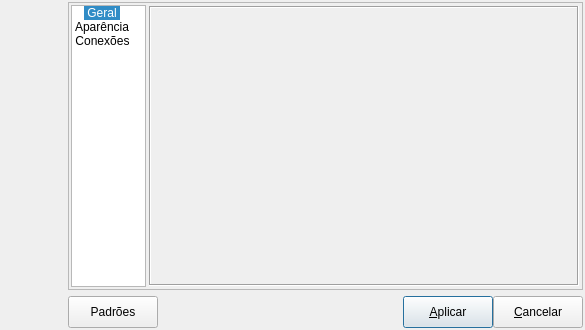
The window that pgmodeler_ui/ui/formconfiguracao.ui (erdincay/pgmodeler-old) describes before a commit, drawn with Qt 5.
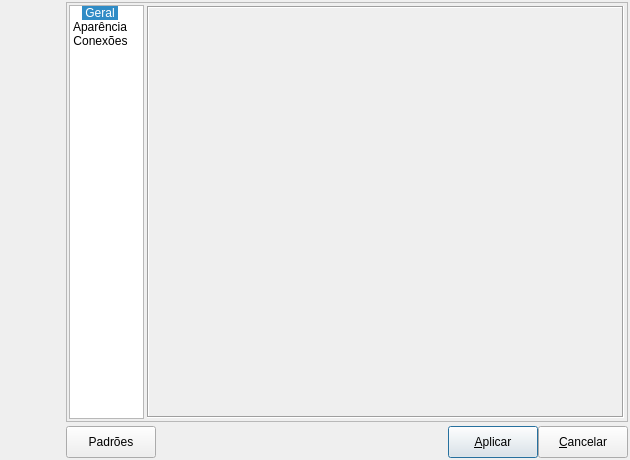
The same window after the commit. Icons and pictures are not drawn.

Diff of the .ui file:
```diff
--- a/pgmodeler_ui/ui/formconfiguracao.ui
+++ b/pgmodeler_ui/ui/formconfiguracao.ui
@@ -9,8 +9,8 @@
    <rect>
     <x>0</x>
     <y>0</y>
-    <width>585</width>
-    <height>330</height>
+    <width>630</width>
+    <height>460</height>
    </rect>
   </property>
   <property name="sizePolicy">
@@ -21,8 +21,8 @@
   </property>
   <property name="minimumSize">
    <size>
-    <width>585</width>
-    <height>330</height>
+    <width>630</width>
+    <height>460</height>
    </size>
   </property>
   <property name="windowTitle">
@@ -36,6 +36,9 @@
    <property name="margin">
     <number>2</number>
    </property>
+   <property name="spacing">
+    <number>4</number>
+   </property>
    <item row="0" column="0" rowspan="2">
     <widget class="QWidget" name="imgmeio_wgt" native="true">
      <property name="minimumSize">
```
